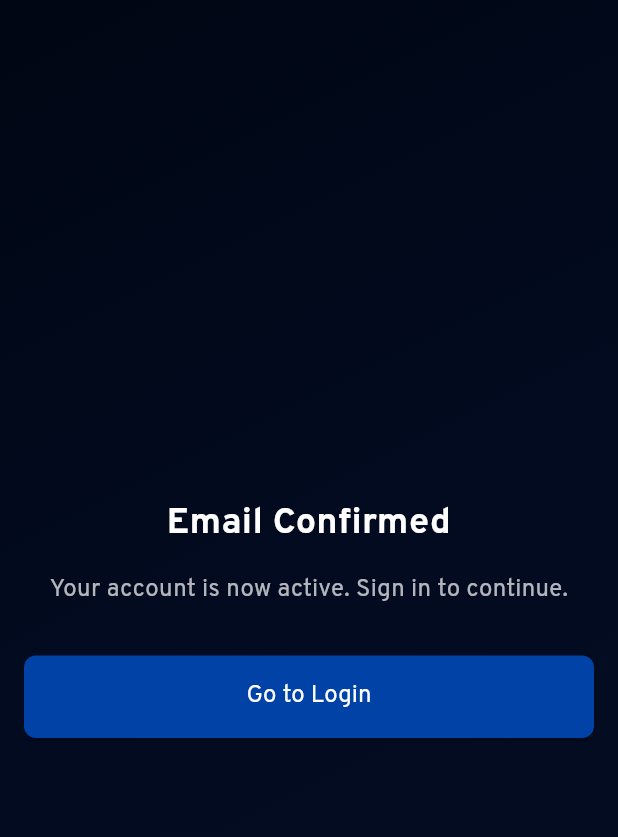
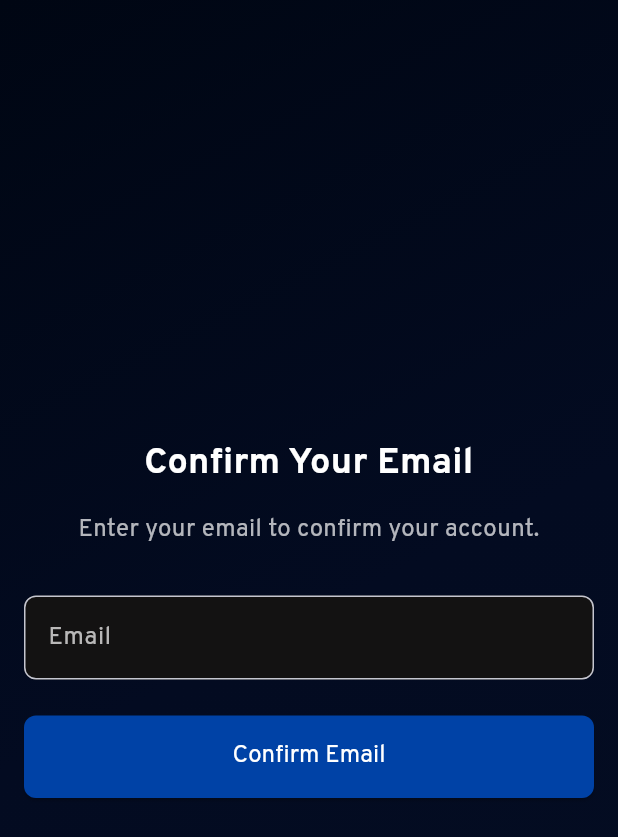
Before and after one commit to iecloudbird/hackathlone-app, a Flutter app: the AuthActionPage screen opened by its route, on a phone screen of 412 x 824 dp. Shown: the top 837 px of the screen. Run offline on Flutter 3.47's test engine with Material 3 defaults, Android fonts, the phone set to English and light mode, and no system bars; our stand-ins replace app_links, flutter_dotenv, go_router, shared_preferences, supabase_flutter; accounts and stored records are empty.

Commit message:
feat: complete auth flow

```diff
--- a/lib/screens/auth/index.dart
+++ b/lib/screens/auth/index.dart
@@ -1,14 +1,14 @@
 import 'package:flutter/material.dart';
 import 'package:go_router/go_router.dart';
-import 'package:hackathlone_app/utils/routes.dart';
 import 'package:supabase_flutter/supabase_flutter.dart';
 import 'package:hackathlone_app/utils/constants.dart';
+import 'package:hackathlone_app/utils/routes.dart';
 
 class AuthActionPage extends StatefulWidget {
-  final String action; // 'confirm', 'reset', or 'invite'
-  final String? tokenHash; // Token from deep link
+  final String action; // 'recovery' or 'signup'
+  final String? token; // Token from deep link
 
-  const AuthActionPage({super.key, required this.action, this.tokenHash});
+  const AuthActionPage({super.key, required this.action, this.token});
 
   @override
   State<AuthActionPage> createState() => _AuthActionPageState();
@@ -16,6 +16,7 @@ class AuthActionPage extends StatefulWidget {
 
 class _AuthActionPageState extends State<AuthActionPage> {
   final _formKey = GlobalKey<FormState>();
+  final _emailController = TextEditingController();
   final _passwordController = TextEditingController();
   final _confirmPasswordController = TextEditingController();
   bool _isLoading = false;
@@ -24,44 +25,22 @@ class _AuthActionPageState extends State<AuthActionPage> {
   @override
   void initState() {
     super.initState();
-    // Verify OTP if tokenHash is provided
-    if (widget.tokenHash != null && widget.action == 'recovery') {
+    // Automatically verify OTP for signup
+    if (widget.action == 'signup' && widget.token != null) {
       _verifyOtp();
     }
   }
 
-  @override
-  void dispose() {
-    _passwordController.dispose();
-    _confirmPasswordController.dispose();
-    super.dispose();
+  Future<void> _verifyOtp() async {
+    if (!_formKey.currentState!.validate()) return;
+
+    if (widget.token == null) {
+      setState(() {
+        _errorMessage = 'No verification token provided';
+        print('Error: No token provided for ${widget.action}');
+      });
+      return;
     }
-
-  Future<void> _verifyOtp() async {
-    setState(() {
-      _isLoading = true;
-      _errorMessage = null;
-    });
-
-    try {
-      await Supabase.instance.client.auth.verifyOTP(
-        token: widget.tokenHash!,
-        type: OtpType.recovery,
-      );
-      // OTP verification creates a session, allowing password update
-    } catch (e) {
-      print('Failed to verify reset link: $e');
-      setState(() {
-        print('Failed to verify reset link: $e');
-        _errorMessage = 'Failed to verify reset link: $e';
-      });
-    } finally {
-      setState(() => _isLoading = false);
-    }
-  }
-
-  Future<void> _updatePassword() async {
-    if (!_formKey.currentState!.validate()) return;
 
     setState(() {
       _isLoading = true;
@@ -69,19 +48,46 @@ class _AuthActionPageState extends State<AuthActionPage> {
     });
 
     try {
+      print(
+        'Verifying OTP with email: ${_emailController.text.trim()}, token: ${widget.token}, type: ${widget.action}',
+      );
+
+      await Supabase.instance.client.auth.verifyOTP(
+        token: widget.token!,
+        type: widget.action == 'signup' ? OtpType.signup : OtpType.recovery,
+        email: _emailController.text.trim(),
+      );
+      print('OTP verified successfully');
+
+      if (widget.action == 'recovery') {
         final password = _passwordController.text;
         await Supabase.instance.client.auth.updateUser(
           UserAttributes(password: password),
         );
+      }
+
       if (mounted) {
         ScaffoldMessenger.of(context).showSnackBar(
-          const SnackBar(content: Text('Password updated successfully')),
+          SnackBar(
+            content: Text(
+              widget.action == 'signup'
+                  ? 'Email confirmed successfully'
+                  : 'Password updated successfully',
+            ),
+          ),
         );
         context.go(AppRoutes.login);
       }
+    } on AuthException catch (e) {
+      setState(() {
+        _errorMessage =
+            'Failed to process: ${e.message} (Status: ${e.statusCode}, Code: ${e.code})';
+        print('Auth error: $_errorMessage');
+      });
     } catch (e) {
       setState(() {
-        _errorMessage = 'Failed to update password: $e';
+        _errorMessage = 'Unexpected error: $e';
+        print('Unexpected error: $e');
       });
     } finally {
       if (mounted) {
@@ -91,11 +97,20 @@ class _AuthActionPageState extends State<AuthActionPage> {
   }
 
   @override
+  void dispose() {
+    _emailController.dispose();
+    _passwordController.dispose();
+    _confirmPasswordController.dispose();
+    super.dispose();
+  }
+
+  @override
   Widget build(BuildContext context) {
-    final isReset = widget.action == 'reset' || widget.action == 'recovery';
+    final isReset = widget.action == 'recovery';
 
     return Scaffold(
-      body: Container(
+      body: SafeArea(
+        child: Container(
           decoration: const BoxDecoration(
             gradient: LinearGradient(
               begin: Alignment.topLeft,
@@ -111,11 +126,7 @@ class _AuthActionPageState extends State<AuthActionPage> {
                 mainAxisAlignment: MainAxisAlignment.center,
                 children: [
                   Text(
-                  isReset
-                      ? 'Reset Your Password'
-                      : widget.action == 'invite'
-                      ? 'Invitation Accepted'
-                      : 'Email Confirmed',
+                    isReset ? 'Reset Your Password' : 'Confirm Your Email',
                     style: const TextStyle(
                       fontFamily: 'Overpass',
                       fontWeight: FontWeight.w600,
@@ -127,8 +138,8 @@ class _AuthActionPageState extends State<AuthActionPage> {
                   const SizedBox(height: 16),
                   Text(
                     isReset
-                      ? 'Enter a new password for your account.'
-                      : 'Your account is now active. Sign in to continue.',
+                        ? 'Enter your email and new password to reset your account.'
+                        : 'Enter your email to confirm your account.',
                     style: const TextStyle(
                       fontFamily: 'Overpass',
                       fontSize: 16,
@@ -145,17 +156,54 @@ class _AuthActionPageState extends State<AuthActionPage> {
                     ),
                     const SizedBox(height: 16),
                   ],
-                if (isReset) ...[
                   Form(
                     key: _formKey,
                     child: Column(
                       children: [
                         TextFormField(
+                          controller: _emailController,
+                          enabled: !_isLoading,
+                          keyboardType: TextInputType.emailAddress,
+                          decoration: InputDecoration(
+                            labelText: 'Email',
+                            labelStyle: const TextStyle(color: Colors.white70),
+                            filled: true,
+                            fillColor: const Color(0xFF131212),
+                            border: OutlineInputBorder(
+                              borderRadius: BorderRadius.circular(8.0),
+                            ),
+                            focusedBorder: OutlineInputBorder(
+                              borderRadius: BorderRadius.circular(8.0),
+                              borderSide: const BorderSide(
+                                color: AppColors.electricBlue,
+                                width: 2.0,
+                              ),
+                            ),
+                          ),
+                          style: const TextStyle(color: Colors.white),
+                          validator: (value) {
+                            if (value == null || value.isEmpty) {
+                              return 'Please enter your email';
+                            }
+                            if (!RegExp(
+                              r'^[\w-\.]+@([\w-]+\.)+[\w-]{2,4}$',
+                            ).hasMatch(value)) {
+                              return 'Please enter a valid email';
+                            }
+                            return null;
+                          },
+                        ),
+                        if (isReset) ...[
+                          const SizedBox(height: 16),
+                          TextFormField(
                             controller: _passwordController,
                             obscureText: true,
+                            enabled: !_isLoading,
                             decoration: InputDecoration(
                               labelText: 'New Password',
-                            labelStyle: const TextStyle(color: Colors.white70),
+                              labelStyle: const TextStyle(
+                                color: Colors.white70,
+                              ),
                               filled: true,
                               fillColor: const Color(0xFF131212),
                               border: OutlineInputBorder(
@@ -184,9 +232,12 @@ class _AuthActionPageState extends State<AuthActionPage> {
                           TextFormField(
                             controller: _confirmPasswordController,
                             obscureText: true,
+                            enabled: !_isLoading,
                             decoration: InputDecoration(
                               labelText: 'Confirm Password',
-                            labelStyle: const TextStyle(color: Colors.white70),
+                              labelStyle: const TextStyle(
+                                color: Colors.white70,
+                              ),
                               filled: true,
                               fillColor: const Color(0xFF131212),
                               border: OutlineInputBorder(
@@ -208,11 +259,12 @@ class _AuthActionPageState extends State<AuthActionPage> {
                               return null;
                             },
                           ),
+                        ],
                         const SizedBox(height: 24),
                         SizedBox(
                           width: double.infinity,
                           child: ElevatedButton(
-                            onPressed: _isLoading ? null : _updatePassword,
+                            onPressed: _isLoading ? null : _verifyOtp,
                             style: ElevatedButton.styleFrom(
                               backgroundColor: AppColors.electricBlue,
                               foregroundColor: Colors.white,
@@ -225,9 +277,11 @@ class _AuthActionPageState extends State<AuthActionPage> {
                                 ? const CircularProgressIndicator(
                                     color: Colors.white,
                                   )
-                                : const Text(
-                                    'Update Password',
-                                    style: TextStyle(
+                                : Text(
+                                    isReset
+                                        ? 'Update Password'
+                                        : 'Confirm Email',
+                                    style: const TextStyle(
                                       fontFamily: 'Overpass',
                                       fontSize: 16,
                                     ),
@@ -237,27 +291,8 @@ class _AuthActionPageState extends State<AuthActionPage> {
                       ],
                     ),
                   ),
-                ] else ...[
-                  SizedBox(
-                    width: double.infinity,
-                    child: ElevatedButton(
-                      onPressed: () => context.go(AppRoutes.login),
-                      style: ElevatedButton.styleFrom(
-                        backgroundColor: AppColors.electricBlue,
-                        foregroundColor: Colors.white,
-                        shape: RoundedRectangleBorder(
-                          borderRadius: BorderRadius.circular(8.0),
+                ],
               ),
-                        padding: const EdgeInsets.symmetric(vertical: 16),
-                      ),
-                      child: const Text(
-                        'Go to Login',
-                        style: TextStyle(fontFamily: 'Overpass', fontSize: 16),
-                      ),
-                    ),
-                  ),
-                ],
-              ],
             ),
           ),
         ),
--- a/lib/screens/login/controller.dart
+++ b/lib/screens/login/controller.dart
@@ -91,7 +91,7 @@ class LoginPageController {
       await Supabase.instance.client.auth.resetPasswordForEmail(
         email,
         redirectTo:
-            'com.hackathlone.app://auth_action?type=recovery', // Deep link for password reset
+            'https://www.hackathlone.com/auth_action?type=recovery', // Deep link for password reset
       );
       return null; // Success returns
     } catch (e) {
--- a/lib/screens/signup/controller.dart
+++ b/lib/screens/signup/controller.dart
@@ -47,6 +47,7 @@ class SignUpPageController {
       final signUpResponse = await Supabase.instance.client.auth.signUp(
         email: _emailController.text.trim(),
         password: _passwordController.text,
+        emailRedirectTo: 'https://www.hackathlone.com/auth_action?type=signup',
       );
 
       if (signUpResponse.user == null) {
--- a/lib/utils/routes.dart
+++ b/lib/utils/routes.dart
@@ -57,7 +57,7 @@ class AppRoutes {
               key: state.pageKey,
               child: AuthActionPage(
                 action: params['type'] ?? 'confirm',
-                tokenHash: params['token_hash'],
+                token: params['token'],
               ),
               transitionsBuilder: AppTransitions.fadeTransition,
               transitionDuration: const Duration(milliseconds: 300),
```
Also changed, not shown: lib/main.dart (+5 -20 lines). Lines whose indentation alone changed are shown as unchanged.
